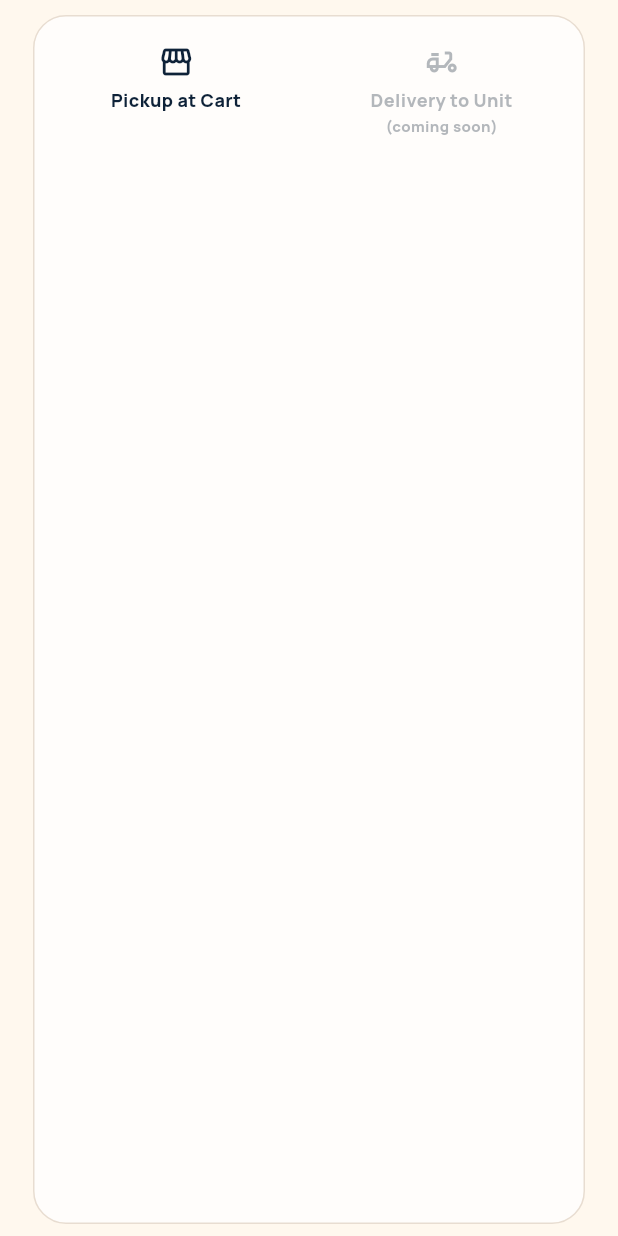
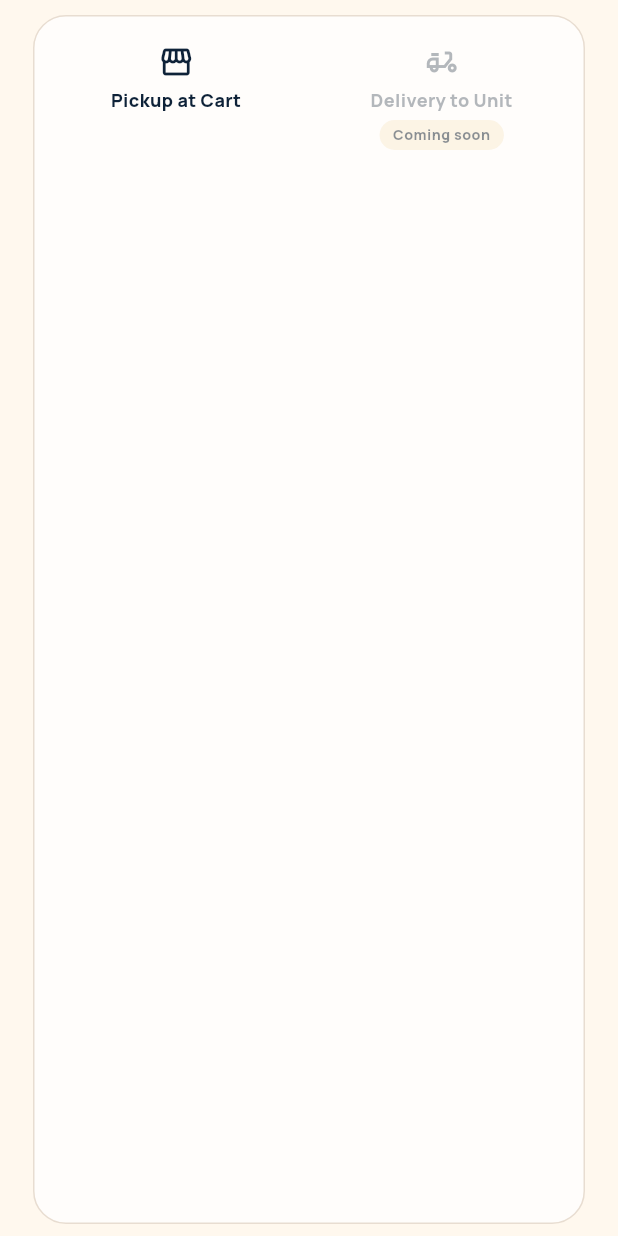
Before and after one commit to LHFTeam/EBTL, a Flutter app: the CartFulfillmentToggle widget shown alone on an empty page, opened directly with empty values, on a phone screen of 412 x 824 dp. Run offline on Flutter 3.47's test engine with Material 3 defaults, Android fonts, the phone set to English and light mode, and no system bars; our stand-ins replace flutter_markdown, flutter_secure_storage, flutter_svg, google_fonts; accounts and stored records are empty; network calls fail.

Commit message:
Show delivery as a clear "Coming soon" option in the cart (#24)
Delivery is not launching yet but should stay visible. Replace the small
"(coming soon)" parenthetical on the disabled delivery toggle with a proper
"Coming soon" pill badge, and drop the now-dead snackbar branch in
setFulfillmentType (the toggle already blocks selection) in favour of a guard
that keeps delivery from ever becoming the active fulfillment type.

Closes #3


Claude-Session: https://claude.ai/code/session_0128HELFaWyXMezcc59o75Et

Co-authored-by: Claude <noreply@anthropic.com>

```diff
--- a/customer-app/lib/features/cart/cart_screen.dart
+++ b/customer-app/lib/features/cart/cart_screen.dart
@@ -79,10 +79,10 @@ class _CartScreenState extends State<CartScreen> {
   }
 
   void setFulfillmentType(String value) {
-    if (value == FulfillmentTypes.deliveryToUnit) {
-      showAppSnackBar(context, 'Delivery is coming soon.');
-      return;
-    }
+    // Delivery is not launched yet: it is shown as "Coming soon" and is not
+    // selectable in the toggle. Guard here as well so it can never become the
+    // active fulfillment type even if this is called with it.
+    if (value == FulfillmentTypes.deliveryToUnit) return;
 
     if (value == fulfillmentType) return;
 
@@ -468,14 +468,25 @@ class CartFulfillmentToggle extends StatelessWidget {
                           ),
                         ),
                         if (disabled) ...[
-                          const SizedBox(height: 2),
-                          Text(
-                            '(coming soon)',
-                            textAlign: TextAlign.center,
-                            style: GoogleFonts.manrope(
-                              fontSize: 10,
-                              fontWeight: FontWeight.w800,
-                              color: EbtlColors.muted,
+                          const SizedBox(height: 5),
+                          Container(
+                            padding: const EdgeInsets.symmetric(
+                              horizontal: 9,
+                              vertical: 3,
+                            ),
+                            decoration: BoxDecoration(
+                              color: EbtlColors.gold.withValues(alpha: 0.28),
+                              borderRadius: BorderRadius.circular(999),
+                            ),
+                            child: Text(
+                              'Coming soon',
+                              textAlign: TextAlign.center,
+                              style: GoogleFonts.manrope(
+                                fontSize: 9.5,
+                                fontWeight: FontWeight.w900,
+                                letterSpacing: 0.3,
+                                color: EbtlColors.ink,
+                              ),
                             ),
                           ),
                         ],
```
